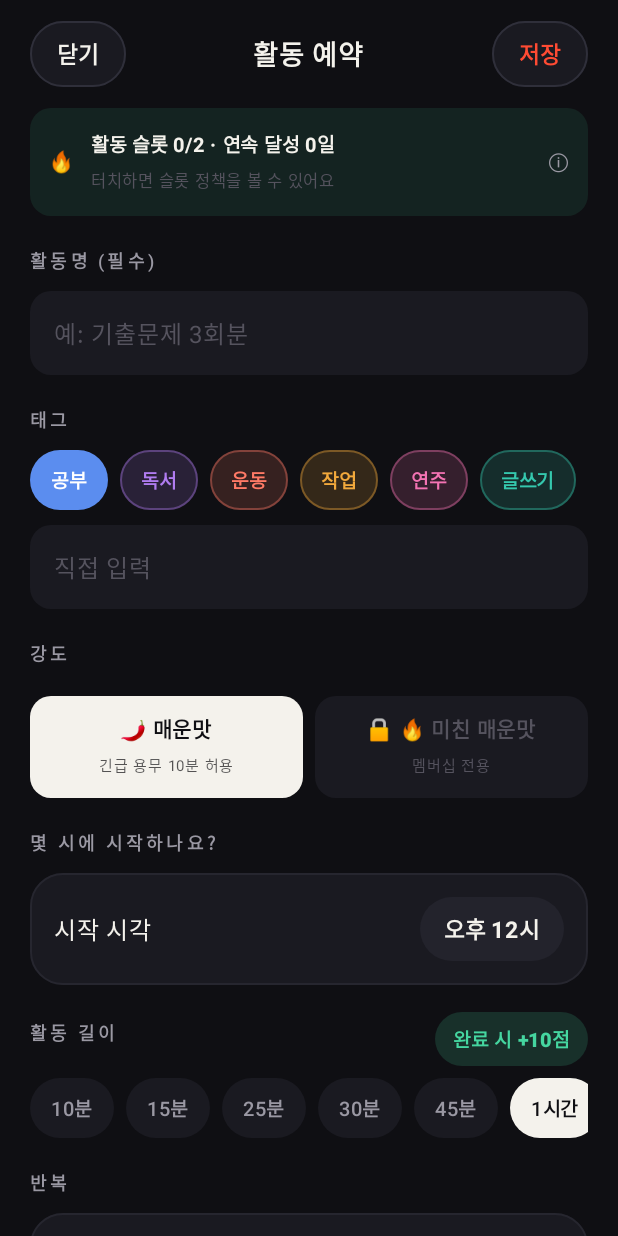
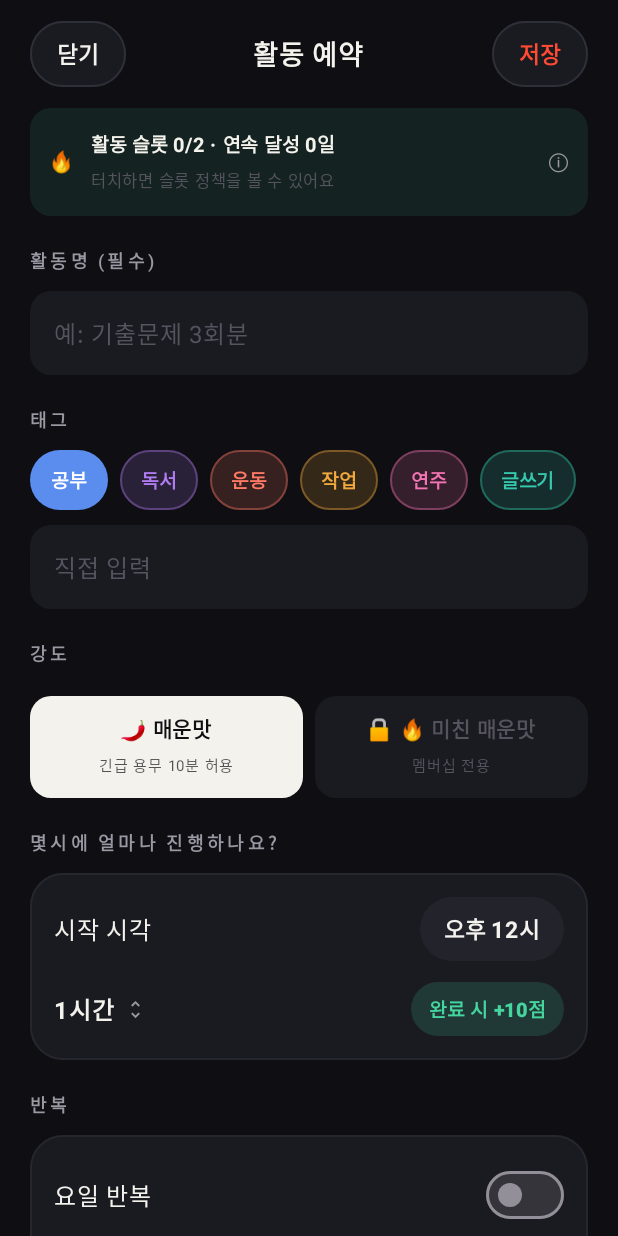
Before and after one commit to singlemarks-hash/routine, an Android app built with Jetpack Compose: the composable ReservationEditScreen called with empty values, on a phone screen of 412 x 824 dp. Run offline under Robolectric (Android 15) with nearby library versions, the phone set to English and light mode, and no system bars; our stand-ins replace Firebase (no records; nobody signed in at launch, a user with empty details on screens opened directly), Room's generated code; libraries missing offline, so code that uses them is left out: com.android.billingclient.

Commit message:
시작시각+길이를 컴팩트 결합 카드로 통일 (활동예약·그룹 방 만들기)
가장 직관적인 pill(탭→팝업) 방식으로 통일 —
'몇시에 얼마나 진행하나요?' 라벨 아래 시작 시각 pill + 길이 선택 +
'완료 시 +N점' 배지 한 카드. iOS 그룹의 휠, 활동예약의 휠/칩을
모두 이 형태로 교체. (iOS·Android)

Co-Authored-By: Claude Opus 4.8 <noreply@anthropic.com>
Claude-Session: https://claude.ai/code/session_01EGwqzeDt4pJkjpoah3EvvP

```diff
--- a/android/app/src/main/java/com/singlemarks/angrymoti/ui/ReservationEdit.kt
+++ b/android/app/src/main/java/com/singlemarks/angrymoti/ui/ReservationEdit.kt
@@ -81,6 +81,7 @@ fun ReservationEditScreen(reservationId: String?, onDone: () -> Unit) {
     var error by remember { mutableStateOf<String?>(null) }
     var showSlotSheet by remember { mutableStateOf(false) }
     var showTimePicker by remember { mutableStateOf(false) }
+    var showDurationMenu by remember { mutableStateOf(false) }
     var showDatePicker by remember { mutableStateOf(false) }
     var allSessions by remember { mutableStateOf(listOf<com.singlemarks.angrymoti.data.FocusSession>()) }
     var allReservations by remember { mutableStateOf(listOf<Reservation>()) }
@@ -270,9 +271,9 @@ fun ReservationEditScreen(reservationId: String?, onDone: () -> Unit) {
                 }
             }
 
-            // ── 몇 시에 시작하나요? — 인라인 타임 피커 (그룹 방 만들기와 동일)
+            // ── 몇시에 얼마나 진행하나요? — 시작 시각 pill(탭→인라인 피커) + 길이 드롭다운 + 완주 상점
             Column {
-                TLEyebrow("몇 시에 시작하나요?")
+                TLEyebrow("몇시에 얼마나 진행하나요?")
                 TLCard {
                     Row(verticalAlignment = Alignment.CenterVertically) {
                         Text("시작 시각", color = TL.paper, fontSize = 16.sp)
@@ -287,31 +288,41 @@ fun ReservationEditScreen(reservationId: String?, onDone: () -> Unit) {
                         Spacer(Modifier.height(10.dp))
                         TimePicker(state = timeState)
                     }
+                    Spacer(Modifier.height(14.dp))
+                    Row(verticalAlignment = Alignment.CenterVertically) {
+                        Box {
+                            Row(
+                                verticalAlignment = Alignment.CenterVertically,
+                                modifier = Modifier.clickable(enabled = !fieldLocked) { showDurationMenu = true }
+                                    .padding(vertical = 2.dp),
+                            ) {
+                                Text(TLFormat.durationLabel(durationMinutes),
+                                    color = TL.paper, fontSize = 16.sp, fontWeight = FontWeight.Bold)
+                                Spacer(Modifier.width(6.dp))
+                                androidx.compose.material3.Icon(AppIcon.ChevronsUpDown, null,
+                                    tint = TL.muted, modifier = Modifier.size(15.dp))
+                            }
+                            androidx.compose.material3.DropdownMenu(
+                                expanded = showDurationMenu,
+                                onDismissRequest = { showDurationMenu = false },
+                                containerColor = TL.raised,
+                            ) {
+                                TimePolicy.durationOptionsMinutes.forEach { m ->
+                                    androidx.compose.material3.DropdownMenuItem(
+                                        text = {
+                                            Text(TLFormat.durationLabel(m),
+                                                color = if (m == durationMinutes) TL.paper else TL.muted,
+                                                fontWeight = if (m == durationMinutes) FontWeight.Bold else FontWeight.Normal)
+                                        },
+                                        onClick = { durationMinutes = m; showDurationMenu = false })
                                 }
                             }
-
-            // ── 활동 길이 — 칩 (그룹 방 만들기와 동일). 우측에 완주 상점 미리보기 유지.
-            Column {
-                Row(verticalAlignment = Alignment.CenterVertically) {
-                    TLEyebrow("활동 길이")
+                        }
                         Spacer(Modifier.weight(1f))
                         Text("완료 시 +${ScoreRules.completionBase(durationMinutes)}점",
                             color = TL.jade, fontSize = 13.sp, fontWeight = FontWeight.Black,
                             modifier = Modifier.background(TL.jade.copy(alpha = 0.16f), CircleShape)
                                 .padding(horizontal = 12.dp, vertical = 6.dp))
-                }
-                Spacer(Modifier.height(8.dp))
-                LazyRow(horizontalArrangement = Arrangement.spacedBy(8.dp)) {
-                    items(TimePolicy.durationOptionsMinutes.size) { i ->
-                        val m = TimePolicy.durationOptionsMinutes[i]
-                        val selected = m == durationMinutes
-                        Text(TLFormat.durationLabel(m),
-                            color = if (selected) TL.ink else TL.muted,
-                            fontSize = 13.sp, fontWeight = FontWeight.SemiBold,
-                            modifier = Modifier
-                                .background(if (selected) TL.paper else TL.surface, CircleShape)
-                                .clickable(enabled = !fieldLocked) { durationMinutes = m }
-                                .padding(horizontal = 14.dp, vertical = 8.dp))
                     }
                 }
             }
```
Also changed, not shown: 2 other files. Lines whose indentation alone changed are shown as unchanged.
